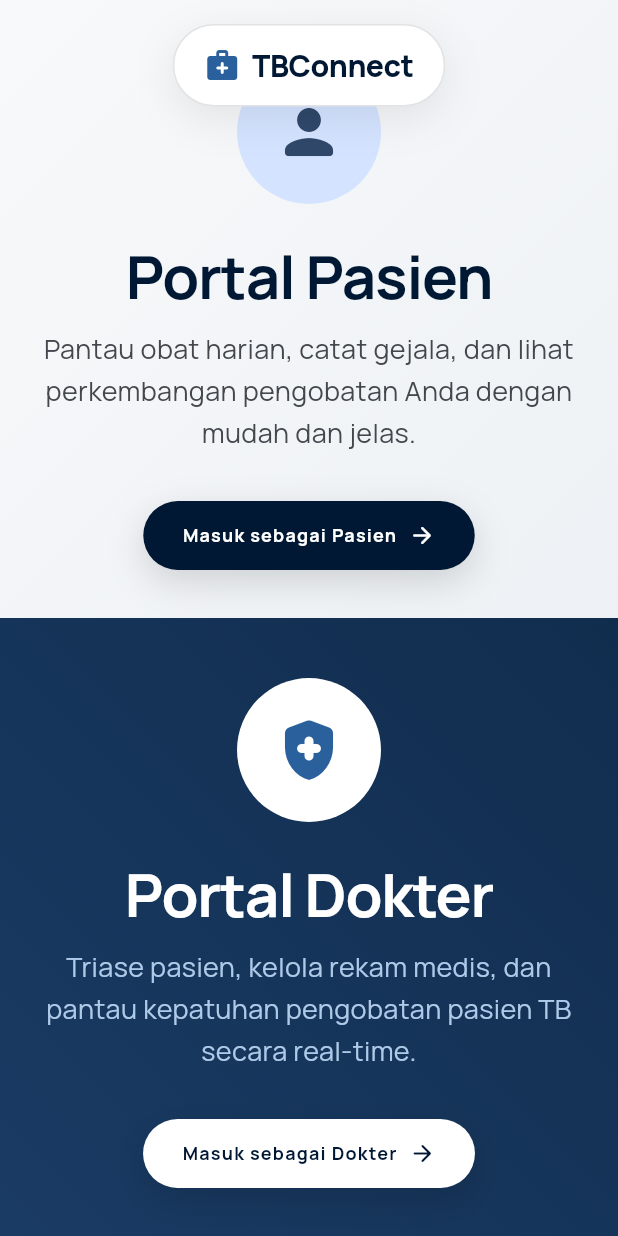
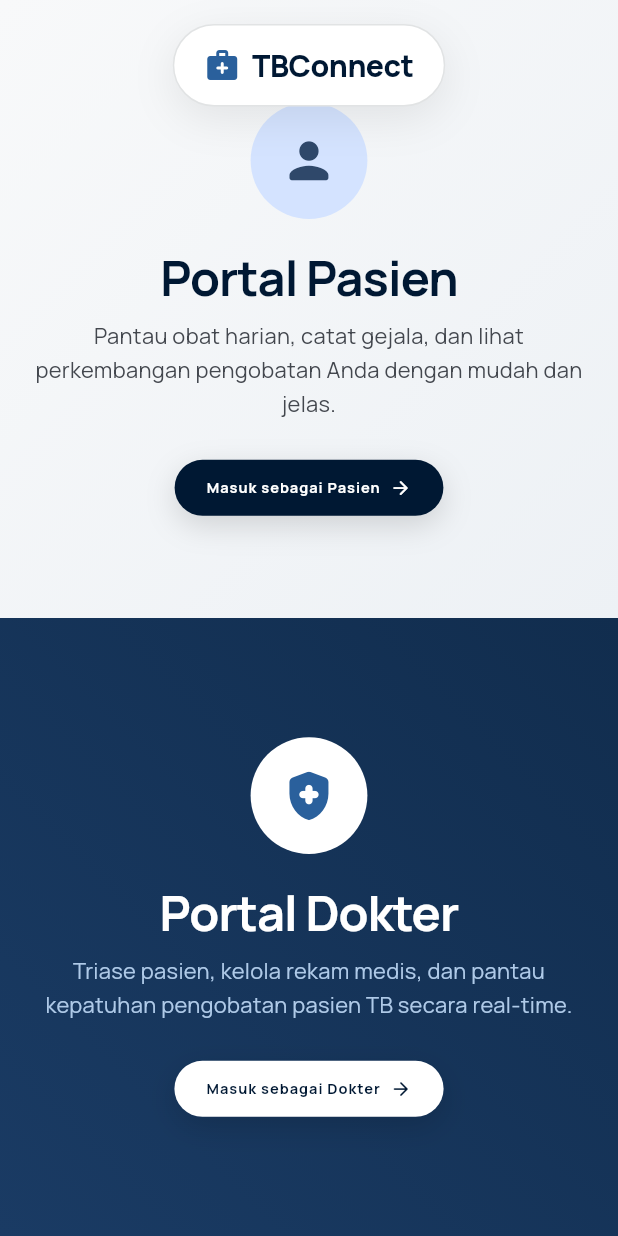
Before and after one commit to Wisam23-am/TBConnect, a Flutter app: the screen it shows after launch, on a phone screen of 412 x 824 dp. Run offline on Flutter 3.47's test engine with Material 3 defaults, Android fonts, the phone set to English and light mode, and no system bars; our stand-ins replace google_fonts, shared_preferences, supabase_flutter; accounts and stored records are empty.

```diff
--- a/lib/features/auth/presentation/portal_role_screen.dart
+++ b/lib/features/auth/presentation/portal_role_screen.dart
@@ -162,6 +162,8 @@ class _PortalPane extends StatelessWidget {
             ),
           ),
           child: Center(
+            child: FittedBox(
+              fit: BoxFit.scaleDown,
               child: Padding(
                 padding: const EdgeInsets.symmetric(horizontal: 24, vertical: 40),
                 child: ConstrainedBox(
@@ -251,6 +253,7 @@ class _PortalPane extends StatelessWidget {
             ),
           ),
         ),
+      ),
     );
   }
 }
```
Also changed, not shown: pubspec.lock. Lines whose indentation alone changed are shown as unchanged.
